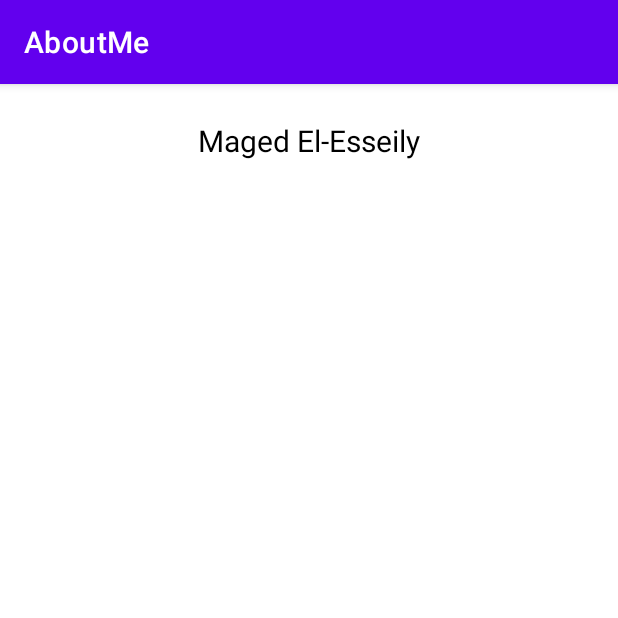
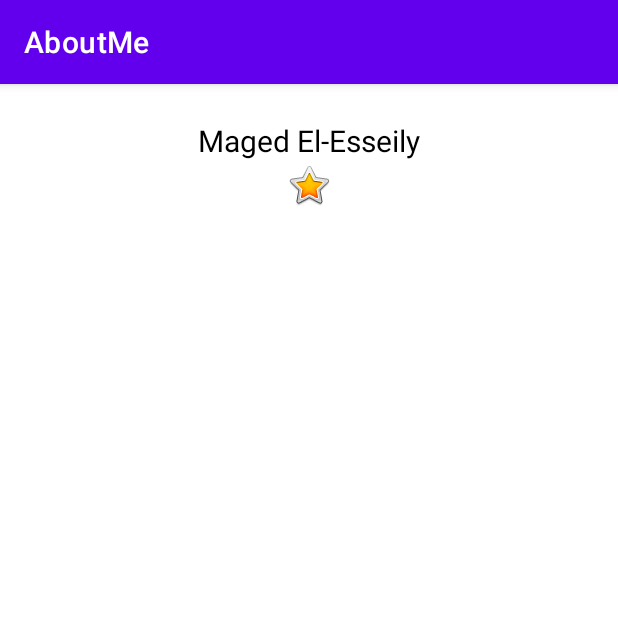
Before and after one commit to Egypt-FWD-Courses/AboutMe, an Android app: the screen it shows after launch (MainActivity), on a phone screen of 412 x 824 dp, the top half of it. Run offline under Robolectric (Android 15) with nearby library versions, the phone set to English and light mode, and no system bars.

Commit message:
Add image using design tab

```diff
--- a/app/src/main/res/layout/activity_main.xml
+++ b/app/src/main/res/layout/activity_main.xml
@@ -1,6 +1,6 @@
 <?xml version="1.0" encoding="utf-8"?>
 <LinearLayout xmlns:android="http://schemas.android.com/apk/res/android"
-    xmlns:tools="http://schemas.android.com/tools"
+    xmlns:app="http://schemas.android.com/apk/res-auto"
     android:orientation="vertical"
     android:layout_width="match_parent"
     android:layout_height="match_parent">
@@ -12,4 +12,11 @@
         android:text="@string/name"
         android:textAlignment="center"
         style="@style/NameStyle" />
+
+    <ImageView
+        android:id="@+id/star_image"
+        android:layout_width="match_parent"
+        android:layout_height="wrap_content"
+        app:srcCompat="@android:drawable/btn_star_big_on" />
+
 </LinearLayout>
```
